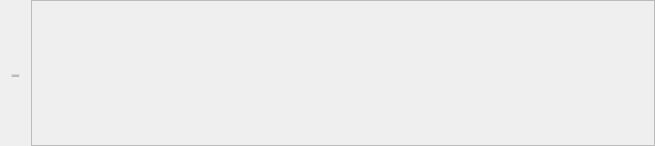
Before: the Qt Designer form threadform.ui in siavash119/qtchan, drawn with Qt 5.
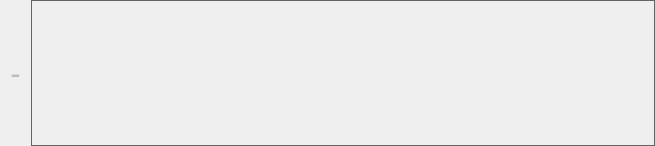
After: the same form once the commit is applied. Custom widgets are drawn as their Qt base class.

Commit message: fix threadform border

The edit to the form file:
```diff
--- a/threadform.ui
+++ b/threadform.ui
@@ -105,11 +105,11 @@
    </item>
    <item>
     <widget class="QFrame" name="postFrame">
-     <property name="frameShape">
-      <enum>QFrame::Box</enum>
+     <property name="styleSheet">
+      <string notr="true">#postFrame {border: 1px solid #646464}</string>
      </property>
-     <property name="frameShadow">
-      <enum>QFrame::Plain</enum>
+     <property name="lineWidth">
+      <number>0</number>
      </property>
      <layout class="QVBoxLayout" name="postLayout">
       <property name="spacing">
```
